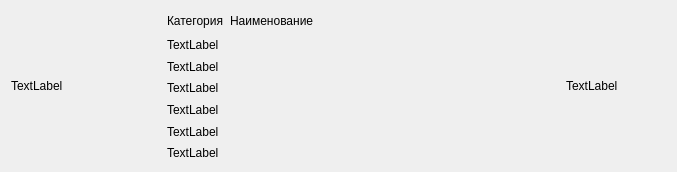
Leevandr/demo_final, file ui/ItemWidget.ui: the form before one commit.
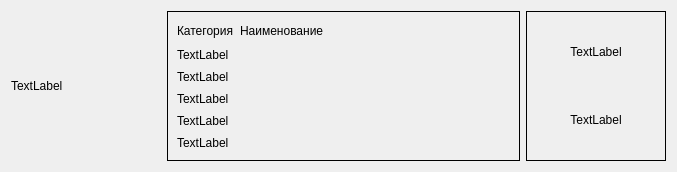
The form after the commit.

Commit message: QFrame для атрибутов и скидки товара, шрифт 11pt везде, фикс select_widget

Patch:
```diff
--- a/ui/ItemWidget.ui
+++ b/ui/ItemWidget.ui
@@ -15,10 +15,6 @@
   </property>
   <layout class="QHBoxLayout" name="horizontalLayout">
    <item>
-    <layout class="QVBoxLayout" name="verticalLayout">
-     <item>
-      <layout class="QHBoxLayout" name="horizontalLayout_2">
-       <item>
         <widget class="QLabel" name="label_image">
          <property name="minimumSize">
           <size>
@@ -41,7 +37,14 @@
         </widget>
        </item>
        <item>
-        <layout class="QVBoxLayout" name="verticalLayout_2">
+    <widget class="QFrame" name="frame_info">
+     <property name="frameShape">
+      <enum>QFrame::Box</enum>
+     </property>
+     <property name="frameShadow">
+      <enum>QFrame::Plain</enum>
+     </property>
+     <layout class="QVBoxLayout" name="info_layout">
          <item>
           <layout class="QHBoxLayout" name="horizontalLayout_3">
            <item>
@@ -77,7 +80,7 @@
           <widget class="QLabel" name="label_manufacture">
            <property name="minimumSize">
             <size>
-             <width>380</width>
+          <width>300</width>
              <height>0</height>
             </size>
            </property>
@@ -100,13 +103,6 @@
            </property>
           </widget>
          </item>
-         <item>
-          <widget class="QLabel" name="label_discount">
-           <property name="text">
-            <string>TextLabel</string>
-           </property>
-          </widget>
-         </item>
          <item>
           <widget class="QLabel" name="label_unit">
            <property name="text">
@@ -122,20 +118,43 @@
           </widget>
          </item>
         </layout>
+    </widget>
+   </item>
+   <item>
+    <widget class="QFrame" name="frame_discount">
+     <property name="minimumSize">
+      <size>
+       <width>140</width>
+       <height>0</height>
+      </size>
+     </property>
+     <property name="maximumSize">
+      <size>
+       <width>220</width>
+       <height>16777215</height>
+      </size>
+     </property>
+     <property name="frameShape">
+      <enum>QFrame::Box</enum>
+     </property>
+     <property name="frameShadow">
+      <enum>QFrame::Plain</enum>
+     </property>
+     <layout class="QVBoxLayout" name="discount_layout">
+      <item>
+       <widget class="QLabel" name="label_discount">
+        <property name="alignment">
+         <set>Qt::AlignCenter</set>
+        </property>
+        <property name="text">
+         <string>TextLabel</string>
+        </property>
+       </widget>
        </item>
        <item>
         <widget class="QLabel" name="label_price">
-         <property name="minimumSize">
-          <size>
-           <width>100</width>
-           <height>50</height>
-          </size>
-         </property>
-         <property name="maximumSize">
-          <size>
-           <width>200</width>
-           <height>50</height>
-          </size>
+        <property name="alignment">
+         <set>Qt::AlignCenter</set>
          </property>
          <property name="text">
           <string>TextLabel</string>
@@ -143,8 +162,7 @@
         </widget>
        </item>
       </layout>
-     </item>
-    </layout>
+    </widget>
    </item>
   </layout>
  </widget>
```
Left out of the diff: 3 changed lines with no effect on the pictures. Lines whose indentation alone changed are shown as unchanged. The commit also changes 4 other files.
